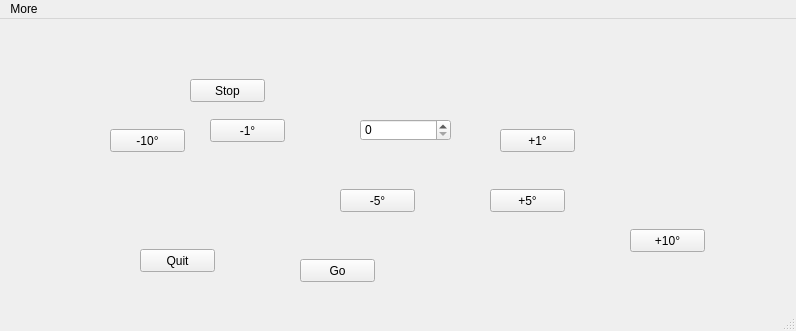
This is movementWindow.ui in SherwinGroup/MotorDriver-cloaked as Qt 5 draws it before an edit. The edited form follows.
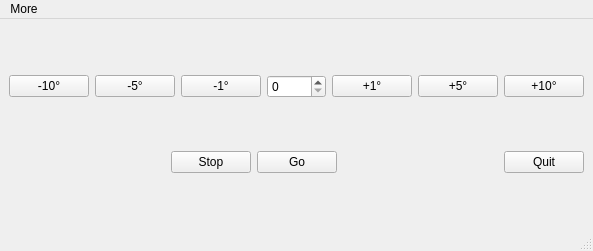
This is the edited form. Custom widgets are drawn as their Qt base class.

What changed in the file:
```diff
--- a/movementWindow.ui
+++ b/movementWindow.ui
@@ -6,148 +6,123 @@
    <rect>
     <x>0</x>
     <y>0</y>
-    <width>796</width>
-    <height>331</height>
+    <width>593</width>
+    <height>251</height>
    </rect>
   </property>
   <property name="windowTitle">
    <string>MainWindow</string>
   </property>
   <widget class="QWidget" name="centralwidget">
-   <widget class="QPushButton" name="bp01">
-    <property name="geometry">
-     <rect>
-      <x>500</x>
-      <y>110</y>
-      <width>75</width>
-      <height>23</height>
-     </rect>
-    </property>
-    <property name="text">
-     <string>+1°</string>
-    </property>
-   </widget>
-   <widget class="QPushButton" name="bp05">
-    <property name="geometry">
-     <rect>
-      <x>490</x>
-      <y>170</y>
-      <width>75</width>
-      <height>23</height>
-     </rect>
-    </property>
-    <property name="text">
-     <string>+5°</string>
-    </property>
-   </widget>
-   <widget class="QPushButton" name="bp10">
-    <property name="geometry">
-     <rect>
-      <x>630</x>
-      <y>210</y>
-      <width>75</width>
-      <height>23</height>
-     </rect>
-    </property>
-    <property name="text">
-     <string>+10°</string>
-    </property>
-   </widget>
-   <widget class="QPushButton" name="bm01">
-    <property name="geometry">
-     <rect>
-      <x>210</x>
-      <y>100</y>
-      <width>75</width>
-      <height>23</height>
-     </rect>
-    </property>
-    <property name="text">
-     <string>-1°</string>
-    </property>
-   </widget>
-   <widget class="QPushButton" name="bm05">
-    <property name="geometry">
-     <rect>
-      <x>340</x>
-      <y>170</y>
-      <width>75</width>
-      <height>23</height>
-     </rect>
-    </property>
-    <property name="text">
-     <string>-5°</string>
-    </property>
-   </widget>
-   <widget class="QPushButton" name="bm10">
-    <property name="geometry">
-     <rect>
-      <x>110</x>
-      <y>110</y>
-      <width>75</width>
-      <height>23</height>
-     </rect>
-    </property>
-    <property name="text">
-     <string>-10°</string>
-    </property>
-   </widget>
-   <widget class="QPushButton" name="bQuit">
-    <property name="geometry">
-     <rect>
-      <x>140</x>
-      <y>230</y>
-      <width>75</width>
-      <height>23</height>
-     </rect>
-    </property>
-    <property name="text">
-     <string>Quit</string>
-    </property>
-   </widget>
-   <widget class="QPushButton" name="bGo">
-    <property name="geometry">
-     <rect>
-      <x>300</x>
-      <y>240</y>
-      <width>75</width>
-      <height>23</height>
-     </rect>
-    </property>
-    <property name="text">
-     <string>Go</string>
-    </property>
-   </widget>
-   <widget class="SpinBox" name="sbAngle">
-    <property name="geometry">
-     <rect>
-      <x>360</x>
-      <y>100</y>
-      <width>91</width>
-      <height>22</height>
-     </rect>
-    </property>
-   </widget>
-   <widget class="QPushButton" name="bStop">
-    <property name="geometry">
-     <rect>
-      <x>190</x>
-      <y>60</y>
-      <width>75</width>
-      <height>23</height>
-     </rect>
-    </property>
-    <property name="text">
-     <string>Stop</string>
-    </property>
-   </widget>
+   <layout class="QVBoxLayout" name="verticalLayout">
+    <item>
+     <layout class="QHBoxLayout" name="horizontalLayout_2">
+      <item>
+       <widget class="QPushButton" name="bm10">
+        <property name="text">
+         <string>-10°</string>
+        </property>
+       </widget>
+      </item>
+      <item>
+       <widget class="QPushButton" name="bm05">
+        <property name="text">
+         <string>-5°</string>
+        </property>
+       </widget>
+      </item>
+      <item>
+       <widget class="QPushButton" name="bm01">
+        <property name="text">
+         <string>-1°</string>
+        </property>
+       </widget>
+      </item>
+      <item>
+       <widget class="SpinBox" name="sbAngle"/>
+      </item>
+      <item>
+       <widget class="QPushButton" name="bp01">
+        <property name="text">
+         <string>+1°</string>
+        </property>
+       </widget>
+      </item>
+      <item>
+       <widget class="QPushButton" name="bp05">
+        <property name="text">
+         <string>+5°</string>
+        </property>
+       </widget>
+      </item>
+      <item>
+       <widget class="QPushButton" name="bp10">
+        <property name="text">
+         <string>+10°</string>
+        </property>
+       </widget>
+      </item>
+     </layout>
+    </item>
+    <item>
+     <layout class="QHBoxLayout" name="horizontalLayout">
+      <item>
+       <spacer name="horizontalSpacer">
+        <property name="orientation">
+         <enum>Qt::Horizontal</enum>
+        </property>
+        <property name="sizeHint" stdset="0">
+         <size>
+          <width>40</width>
+          <height>20</height>
+         </size>
+        </property>
+       </spacer>
+      </item>
+      <item>
+       <widget class="QPushButton" name="bStop">
+        <property name="text">
+         <string>Stop</string>
+        </property>
+       </widget>
+      </item>
+      <item>
+       <widget class="QPushButton" name="bGo">
+        <property name="text">
+         <string>Go</string>
+        </property>
+       </widget>
+      </item>
+      <item>
+       <spacer name="horizontalSpacer_2">
+        <property name="orientation">
+         <enum>Qt::Horizontal</enum>
+        </property>
+        <property name="sizeHint" stdset="0">
+         <size>
+          <width>40</width>
+          <height>20</height>
+         </size>
+        </property>
+       </spacer>
+      </item>
+      <item>
+       <widget class="QPushButton" name="bQuit">
+        <property name="text">
+         <string>Quit</string>
+        </property>
+       </widget>
+      </item>
+     </layout>
+    </item>
+   </layout>
   </widget>
   <widget class="QMenuBar" name="menubar">
    <property name="geometry">
     <rect>
      <x>0</x>
      <y>0</y>
-     <width>796</width>
+     <width>593</width>
      <height>21</height>
     </rect>
    </property>
```
